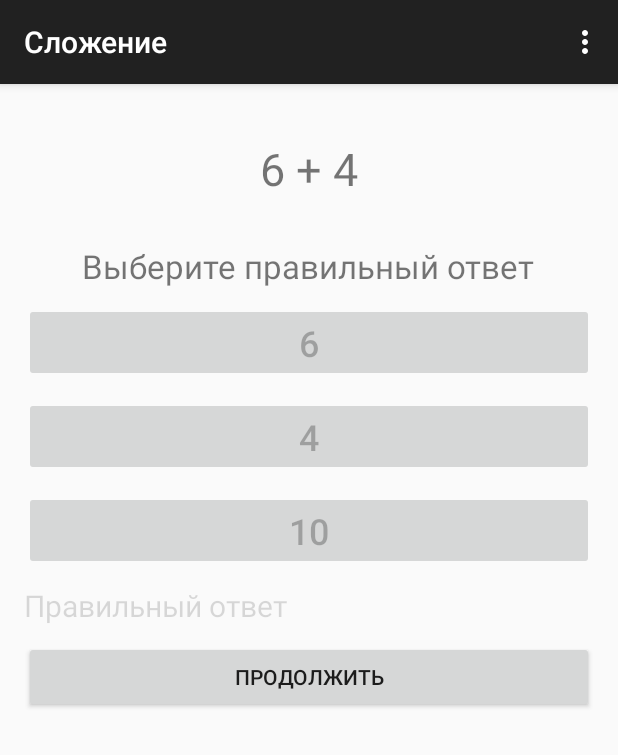
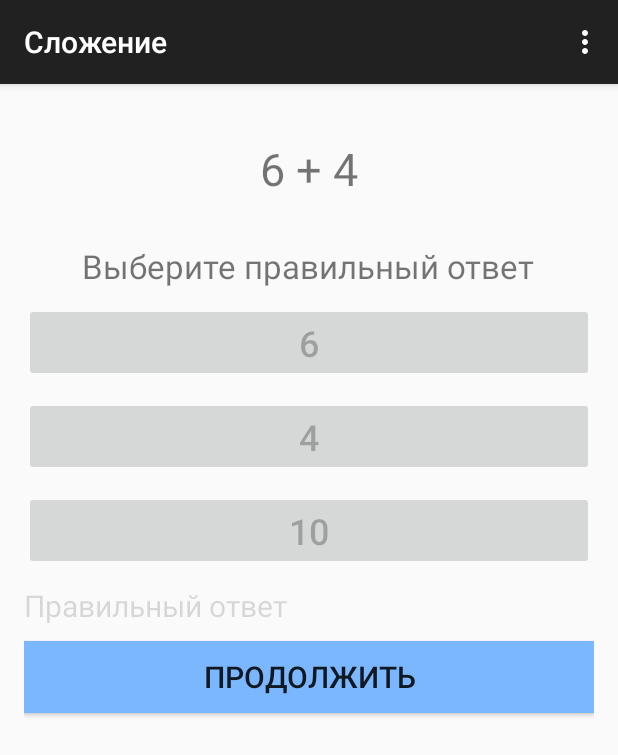
Before and after one commit to mogsev/MyApplication, an Android app: the SumActivity screen opened directly, with no data from a screen before it, after a tap on "10", on a phone screen of 412 x 824 dp. Shown: the top 755 px of the screen. Run offline under Robolectric (Android 15) with nearby library versions, the light colour scheme and no system bars.

Commit message:
update work

```diff
--- a/app/src/main/res/layout/activity_sum.xml
+++ b/app/src/main/res/layout/activity_sum.xml
@@ -94,6 +94,8 @@
         android:layout_alignParentRight="true"
         android:layout_alignParentEnd="true"
         android:layout_marginTop="10dp"
-        android:onClick="onClickProceed" />
+        android:onClick="onClickProceed"
+        android:background="#ff7bb7ff"
+        android:textSize="20dp" />
 
 </RelativeLayout>
```
